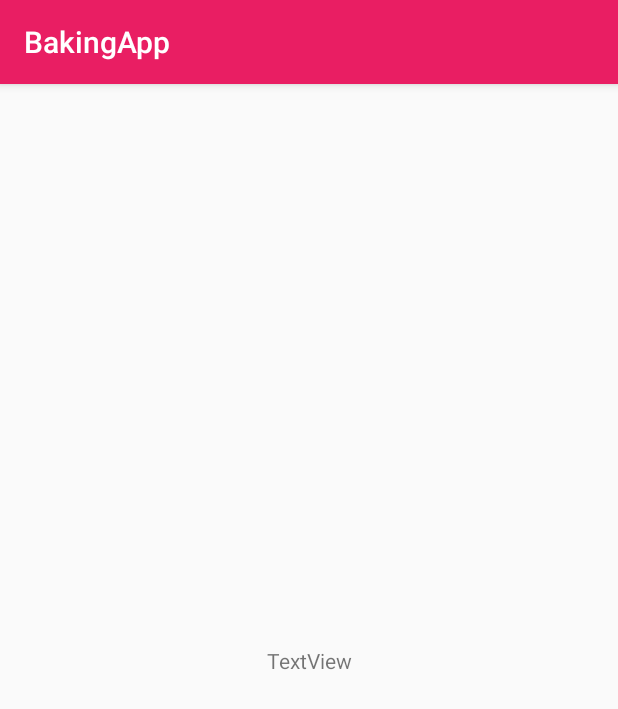
After one commit to IslamBesto/BakingApp, an Android app: the DetailActivity screen opened directly, with no data from a screen before it, on a phone screen of 412 x 824 dp. The commit adds this screen. Shown: the top 709 px of the screen. Run offline under Robolectric (Android 15) with nearby library versions, the phone set to English and light mode, and no system bars; our stand-ins replace ButterKnife; 1 statement that could not run was skipped.

Commit message:
develop : recipe detail

```diff
--- a/app/src/main/AndroidManifest.xml
+++ b/app/src/main/AndroidManifest.xml
@@ -19,6 +19,7 @@
                 <category android:name="android.intent.category.LAUNCHER" />
             </intent-filter>
         </activity>
+        <activity android:name=".DetailActivity"></activity>
     </application>
 
 </manifest>
--- /dev/null
+++ b/app/src/main/java/com/example/saidi/bakingapp/DetailActivity.java
@@ -0,0 +1,24 @@
+package com.example.saidi.bakingapp;
+
+import android.content.Intent;
+import android.os.Bundle;
+import android.support.v7.app.AppCompatActivity;
+import android.widget.TextView;
+
+import butterknife.BindView;
+import butterknife.ButterKnife;
+
+public class DetailActivity extends AppCompatActivity {
+
+    @BindView(R.id.textView)
+    TextView mTextView;
+
+    @Override
+    protected void onCreate(Bundle savedInstanceState) {
+        super.onCreate(savedInstanceState);
+        setContentView(R.layout.activity_recipe_detail);
+        ButterKnife.bind(this);
+        Intent recipeDetailIntent = getIntent();
+        recipeDetailIntent.getExtras().getParcelable("recipe");
+    }
+}
--- a/app/src/main/java/com/example/saidi/bakingapp/MainActivity.java
+++ b/app/src/main/java/com/example/saidi/bakingapp/MainActivity.java
@@ -1,5 +1,6 @@
 package com.example.saidi.bakingapp;
 
+import android.content.Intent;
 import android.os.Bundle;
 import android.support.constraint.ConstraintLayout;
 import android.support.design.widget.Snackbar;
@@ -44,6 +45,10 @@ public class MainActivity extends AppCompatActivity implements IRecipesPresenter
             @Override
             public void onRecipeClicked(View view, int position, Recipe recipe) {
                 Toast.makeText(MainActivity.this, "clicked", Toast.LENGTH_SHORT).show();
+                Intent recipeDetailIntent = new Intent(MainActivity.this, DetailActivity.class);
+                recipeDetailIntent.putExtra("recipe", recipe);
+                startActivity(recipeDetailIntent);
+
             }
         };
 
--- /dev/null
+++ b/app/src/main/res/layout/activity_recipe_detail.xml
@@ -0,0 +1,20 @@
+<?xml version="1.0" encoding="utf-8"?>
+<android.support.constraint.ConstraintLayout xmlns:android="http://schemas.android.com/apk/res/android"
+    xmlns:app="http://schemas.android.com/apk/res-auto"
+    android:layout_width="match_parent"
+    android:layout_height="match_parent">
+
+    <TextView
+        android:id="@+id/textView"
+        android:layout_width="wrap_content"
+        android:layout_height="wrap_content"
+        android:layout_marginBottom="8dp"
+        android:layout_marginEnd="8dp"
+        android:layout_marginStart="8dp"
+        android:layout_marginTop="8dp"
+        android:text="TextView"
+        app:layout_constraintBottom_toBottomOf="parent"
+        app:layout_constraintEnd_toEndOf="parent"
+        app:layout_constraintStart_toStartOf="parent"
+        app:layout_constraintTop_toTopOf="parent" />
+</android.support.constraint.ConstraintLayout>
```
Also changed, not shown: app/src/main/java/com/example/saidi/bakingapp/data/model/Ingredient.java (+31 -1 lines), app/src/main/java/com/example/saidi/bakingapp/data/model/Recipe.java (+49 -4 lines), app/src/main/java/com/example/saidi/bakingapp/data/model/Step.java (+33 -1 lines), app/src/main/java/com/example/saidi/bakingapp/recipedetail/IRecipeDetailPresenter.java (added, +22 -0 lines), app/src/main/java/com/example/saidi/bakingapp/recipedetail/RecipeDetailFragment.java (added, +17 -0 lines), app/src/main/java/com/example/saidi/bakingapp/recipedetail/RecipeDetailPresenterImpl.java (added, +33 -0 lines), app/src/main/res/layout/fragment_recipe_detail.xml (added, +11 -0 lines).
